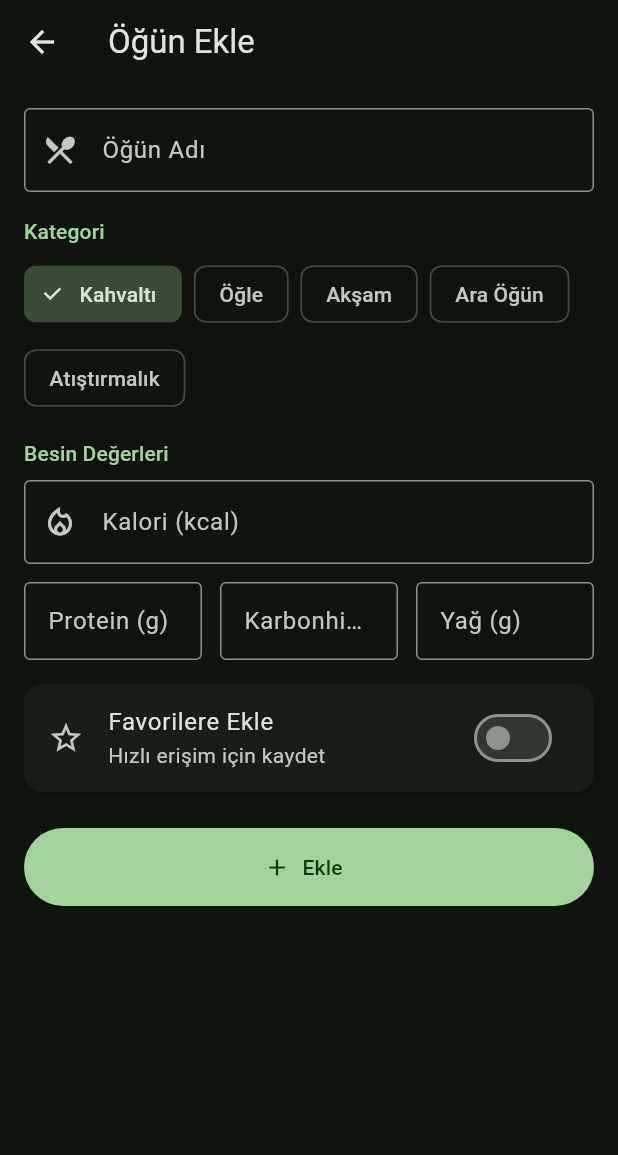
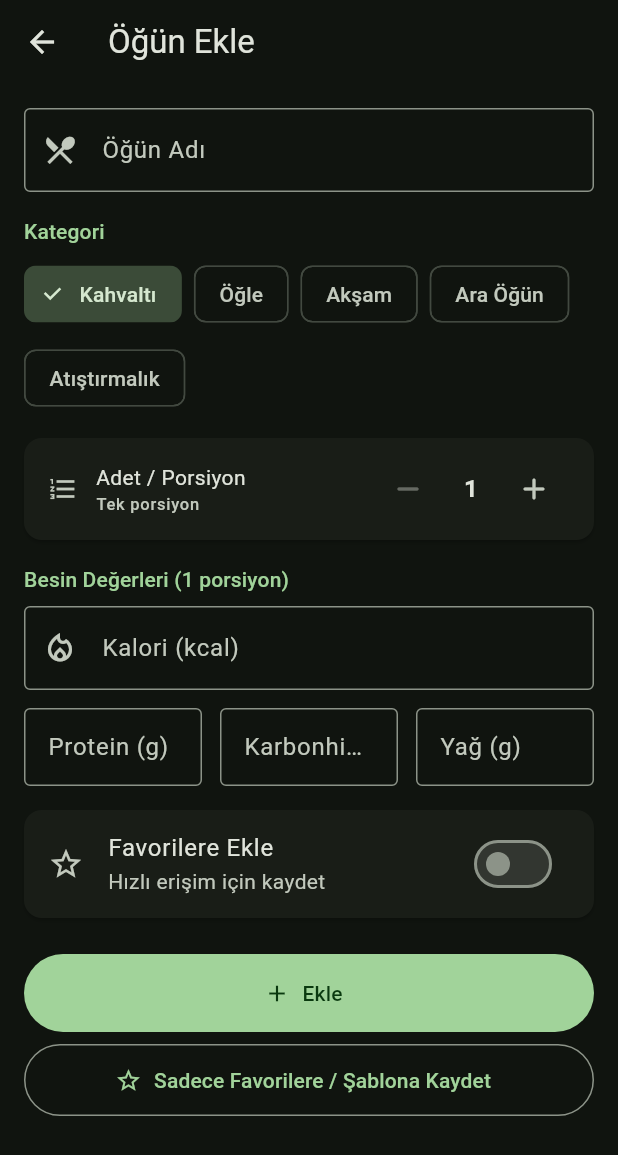
Before and after one commit to KTrordu/besin, a Flutter app: the screen it shows after launch, after a tap on "Öğün Ekle", on a phone screen of 412 x 824 dp. Shown: the top 1155 px of the screen. Run offline on Flutter 3.47's test engine with Material 3 defaults, Android fonts, the phone set to English and light mode, and no system bars; our stand-ins replace fl_chart, shared_preferences.

Commit message:
feat: rebrand to Besin :3, add quantity multiplier and template favorites
- Rename app to "Besin :3" in main.dart, AndroidManifest, Info.plist
- Add flutter_launcher_icons dev dependency with assets/icon.png config
- Add quantity field to Meal model (stored alongside multiplied values)
- AddEditMealScreen: +/- stepper (add mode only) multiplies macros on save
- AddEditMealScreen: "Sadece Favorilere / Şablona Kaydet" button saves
  1-serving template to favorites without adding to today's daily log
- Favorites always store base (1-serving) values regardless of quantity
- Create assets/ directory for icon.png (user must place icon.png there)

Co-Authored-By: Claude Sonnet 4.6 <noreply@anthropic.com>

```diff
--- a/lib/main.dart
+++ b/lib/main.dart
@@ -25,7 +25,7 @@ class KaloriTakipApp extends StatelessWidget {
   @override
   Widget build(BuildContext context) {
     return MaterialApp(
-      title: 'Kalori Takip',
+      title: 'Besin :3',
       debugShowCheckedModeBanner: false,
       theme: ThemeData(
         useMaterial3: true,
--- a/lib/models/meal.dart
+++ b/lib/models/meal.dart
@@ -27,6 +27,7 @@ class Meal {
   final DateTime timestamp;
   final MealType mealType;
   final bool isFavorite;
+  final double quantity;
 
   const Meal({
     required this.id,
@@ -38,6 +39,7 @@ class Meal {
     required this.timestamp,
     required this.mealType,
     this.isFavorite = false,
+    this.quantity = 1.0,
   });
 
   Map<String, dynamic> toJson() => {
@@ -50,6 +52,7 @@ class Meal {
         'timestamp': timestamp.toIso8601String(),
         'mealType': mealType.index,
         'isFavorite': isFavorite,
+        'quantity': quantity,
       };
 
   factory Meal.fromJson(Map<String, dynamic> json) => Meal(
@@ -62,6 +65,7 @@ class Meal {
         timestamp: DateTime.parse(json['timestamp'] as String),
         mealType: MealType.values[json['mealType'] as int],
         isFavorite: json['isFavorite'] as bool? ?? false,
+        quantity: (json['quantity'] as num?)?.toDouble() ?? 1.0,
       );
 
   Meal copyWith({
@@ -73,6 +77,7 @@ class Meal {
     DateTime? timestamp,
     MealType? mealType,
     bool? isFavorite,
+    double? quantity,
   }) =>
       Meal(
         id: id,
@@ -84,5 +89,6 @@ class Meal {
         timestamp: timestamp ?? this.timestamp,
         mealType: mealType ?? this.mealType,
         isFavorite: isFavorite ?? this.isFavorite,
+        quantity: quantity ?? this.quantity,
       );
 }
--- a/lib/screens/add_edit_meal_screen.dart
+++ b/lib/screens/add_edit_meal_screen.dart
@@ -22,6 +22,7 @@ class _AddEditMealScreenState extends State<AddEditMealScreen> {
   late final TextEditingController _fatCtrl;
   late MealType _selectedType;
   late bool _addToFavorites;
+  int _quantity = 1;
 
   bool get _isEditing => widget.meal != null;
 
@@ -60,22 +61,30 @@ class _AddEditMealScreenState extends State<AddEditMealScreen> {
       _carbsCtrl.text = fav.carbs.toStringAsFixed(1);
       _fatCtrl.text = fav.fat.toStringAsFixed(1);
       _selectedType = fav.mealType;
+      _quantity = 1;
     });
   }
 
   Future<void> _save() async {
     if (!_formKey.currentState!.validate()) return;
     final provider = context.read<NutritionProvider>();
+
+    final baseCalories = double.parse(_caloriesCtrl.text);
+    final baseProtein = double.parse(_proteinCtrl.text);
+    final baseCarbs = double.parse(_carbsCtrl.text);
+    final baseFat = double.parse(_fatCtrl.text);
+
     final meal = Meal(
       id: widget.meal?.id ?? DateTime.now().millisecondsSinceEpoch.toString(),
       name: _nameCtrl.text.trim(),
-      calories: double.parse(_caloriesCtrl.text),
-      protein: double.parse(_proteinCtrl.text),
-      carbs: double.parse(_carbsCtrl.text),
-      fat: double.parse(_fatCtrl.text),
+      calories: _isEditing ? baseCalories : baseCalories * _quantity,
+      protein: _isEditing ? baseProtein : baseProtein * _quantity,
+      carbs: _isEditing ? baseCarbs : baseCarbs * _quantity,
+      fat: _isEditing ? baseFat : baseFat * _quantity,
       timestamp: widget.meal?.timestamp ?? DateTime.now(),
       mealType: _selectedType,
       isFavorite: _addToFavorites,
+      quantity: _isEditing ? (widget.meal?.quantity ?? 1.0) : _quantity.toDouble(),
     );
 
     if (_isEditing) {
@@ -85,10 +94,43 @@ class _AddEditMealScreenState extends State<AddEditMealScreen> {
     }
 
     if (_addToFavorites) {
-      await provider.addToFavorites(meal);
+      // Save 1-serving template to favorites (not the multiplied values)
+      await provider.addToFavorites(Meal(
+        id: 'fav_${DateTime.now().millisecondsSinceEpoch}',
+        name: _nameCtrl.text.trim(),
+        calories: baseCalories,
+        protein: baseProtein,
+        carbs: baseCarbs,
+        fat: baseFat,
+        timestamp: DateTime.now(),
+        mealType: _selectedType,
+        isFavorite: true,
+      ));
     }
 
     if (mounted) Navigator.pop(context);
+  }
+
+  Future<void> _saveToFavoritesOnly() async {
+    if (!_formKey.currentState!.validate()) return;
+    final provider = context.read<NutritionProvider>();
+    await provider.addToFavorites(Meal(
+      id: 'fav_${DateTime.now().millisecondsSinceEpoch}',
+      name: _nameCtrl.text.trim(),
+      calories: double.parse(_caloriesCtrl.text),
+      protein: double.parse(_proteinCtrl.text),
+      carbs: double.parse(_carbsCtrl.text),
+      fat: double.parse(_fatCtrl.text),
+      timestamp: DateTime.now(),
+      mealType: _selectedType,
+      isFavorite: true,
+    ));
+    if (mounted) {
+      ScaffoldMessenger.of(context).showSnackBar(
+        const SnackBar(content: Text('Şablon olarak favorilere eklendi')),
+      );
+      Navigator.pop(context);
+    }
   }
 
   void _delete() {
@@ -155,8 +197,15 @@ class _AddEditMealScreenState extends State<AddEditMealScreen> {
             const SizedBox(height: 16),
             _buildMealTypeSelector(),
             const SizedBox(height: 16),
+
+            // ── Adet / Porsiyon (sadece eklerken) ─
+            if (!_isEditing) ...[
+              _buildQuantityStepper(),
+              const SizedBox(height: 16),
+            ],
+
             Text(
-              'Besin Değerleri',
+              'Besin Değerleri (1 porsiyon)',
               style: Theme.of(context).textTheme.titleSmall?.copyWith(
                     color: Theme.of(context).colorScheme.primary,
                   ),
@@ -200,6 +249,19 @@ class _AddEditMealScreenState extends State<AddEditMealScreen> {
                 minimumSize: const Size.fromHeight(52),
               ),
             ),
+
+            // ── Sadece Favorilere Kaydet ─────────
+            if (!_isEditing) ...[
+              const SizedBox(height: 8),
+              OutlinedButton.icon(
+                onPressed: _saveToFavoritesOnly,
+                icon: const Icon(Icons.star_outline),
+                label: const Text('Sadece Favorilere / Şablona Kaydet'),
+                style: OutlinedButton.styleFrom(
+                  minimumSize: const Size.fromHeight(48),
+                ),
+              ),
+            ],
           ],
         ),
       ),
@@ -245,6 +307,60 @@ class _AddEditMealScreenState extends State<AddEditMealScreen> {
           }).toList(),
         ),
       ],
+    );
+  }
+
+  Widget _buildQuantityStepper() {
+    final cs = Theme.of(context).colorScheme;
+    return Card(
+      margin: EdgeInsets.zero,
+      child: Padding(
+        padding: const EdgeInsets.symmetric(horizontal: 16, vertical: 10),
+        child: Row(
+          children: [
+            Icon(Icons.format_list_numbered_outlined,
+                size: 20, color: cs.onSurfaceVariant),
+            const SizedBox(width: 12),
+            Expanded(
+              child: Column(
+                crossAxisAlignment: CrossAxisAlignment.start,
+                children: [
+                  const Text('Adet / Porsiyon'),
+                  Text(
+                    _quantity > 1
+                        ? 'Toplam değerler ${_quantity}x çarpılır'
+                        : 'Tek porsiyon',
+                    style: Theme.of(context).textTheme.labelSmall?.copyWith(
+                          color: cs.onSurfaceVariant,
+                        ),
+                  ),
+                ],
+              ),
+            ),
+            IconButton(
+              icon: const Icon(Icons.remove_rounded),
+              onPressed:
+                  _quantity > 1 ? () => setState(() => _quantity--) : null,
+            ),
+            SizedBox(
+              width: 36,
+              child: Text(
+                '$_quantity',
+                textAlign: TextAlign.center,
+                style: Theme.of(context)
+                    .textTheme
+                    .titleMedium
+                    ?.copyWith(fontWeight: FontWeight.bold),
+              ),
+            ),
+            IconButton(
+              icon: const Icon(Icons.add_rounded),
+              onPressed:
+                  _quantity < 99 ? () => setState(() => _quantity++) : null,
+            ),
+          ],
+        ),
+      ),
     );
   }
 
```
Also changed, not shown: pubspec.yaml (+8 -13 lines), pubspec.lock, 3 other files.
